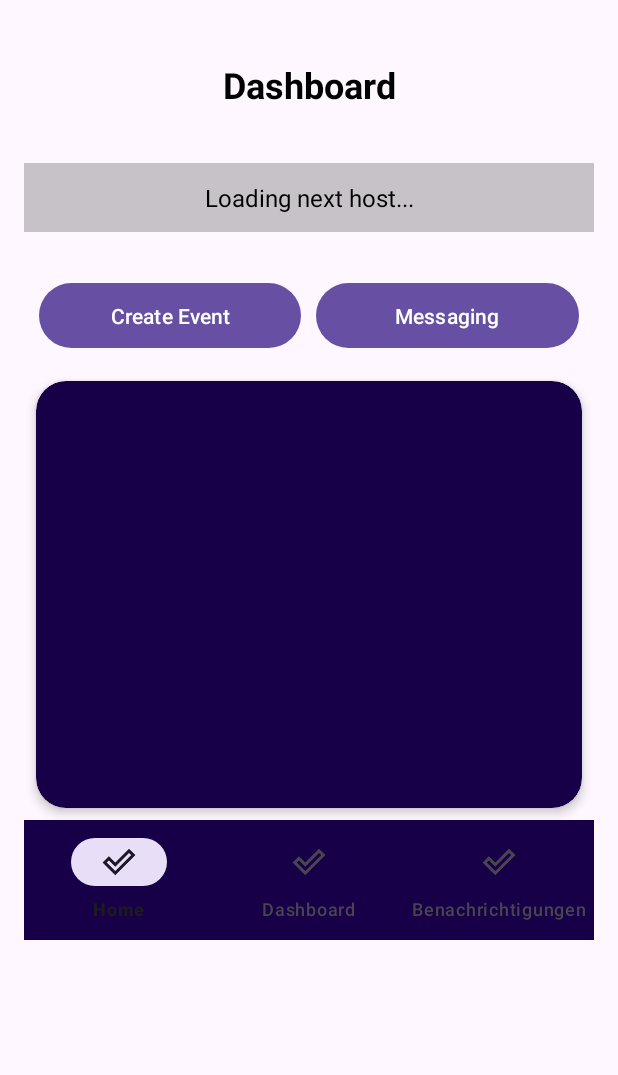
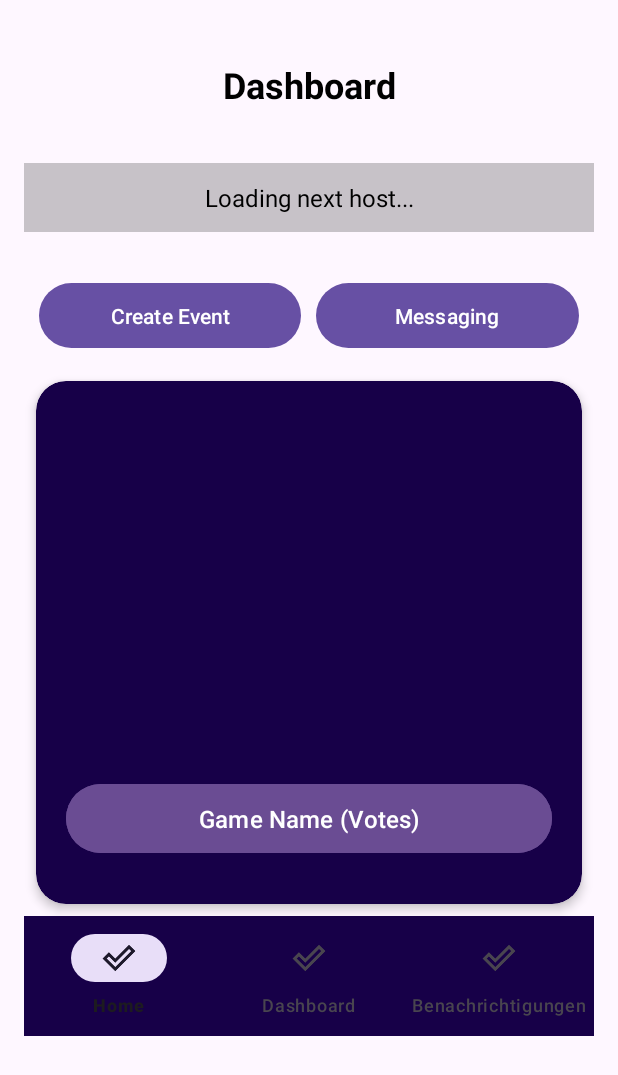
Before and after one commit to Fabo011/board-gamer-app, an Android app: the layout activity_dashboard.xml on its own in the app's theme, with its tools: preview values and no code run, on a phone screen of 412 x 824 dp. Shown: the top 1075 px of the screen. Run offline under Robolectric (Android 15) with nearby library versions, the light colour scheme and no system bars.

Commit message:
voting buttons bug fixed.

```diff
--- a/app/src/main/res/layout/activity_dashboard.xml
+++ b/app/src/main/res/layout/activity_dashboard.xml
@@ -114,7 +114,25 @@
                 android:orientation="vertical"
                 android:gravity="center"
                 android:paddingTop="20dp"
-                android:paddingBottom="20dp"/>
+                android:paddingBottom="20dp">
+
+                <!-- Example of a vote button inside the card -->
+                <Button
+                    android:id="@+id/vote_button_example"
+                    android:layout_width="match_parent"
+                    android:layout_height="wrap_content"
+                    android:text="Game Name (Votes)"
+                    android:textColor="#FFFFFF"
+                    android:textSize="16sp"
+                    android:padding="12dp"
+                    android:backgroundTint="#6A4C93"
+                    android:layout_marginBottom="10dp"
+                    android:layout_marginStart="20dp"
+                    android:layout_marginEnd="20dp"
+                    android:layout_gravity="center"
+                    android:radius="12dp" />
+
+            </LinearLayout>
 
         </LinearLayout>
     </androidx.cardview.widget.CardView>
```
Also changed, not shown: app/src/main/java/com/example/boardgamerapp/DashboardActivity.java (+7 -13 lines), app/src/main/java/com/example/boardgamerapp/library/UserStory4PreVoting.java (+20 -9 lines).
